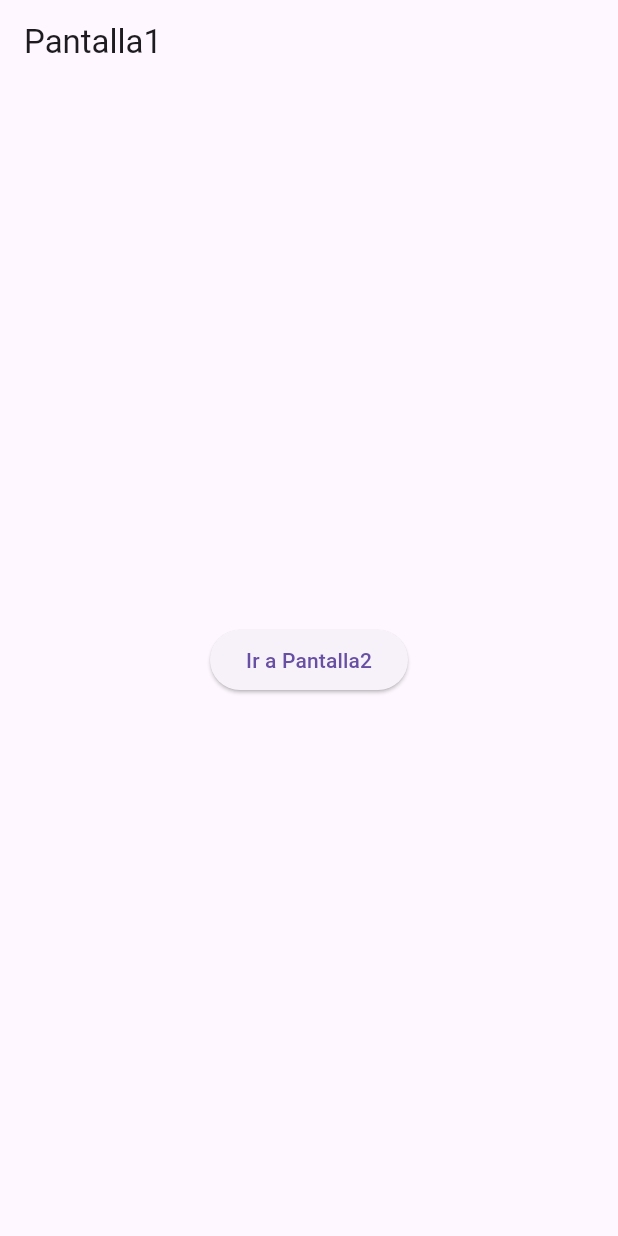
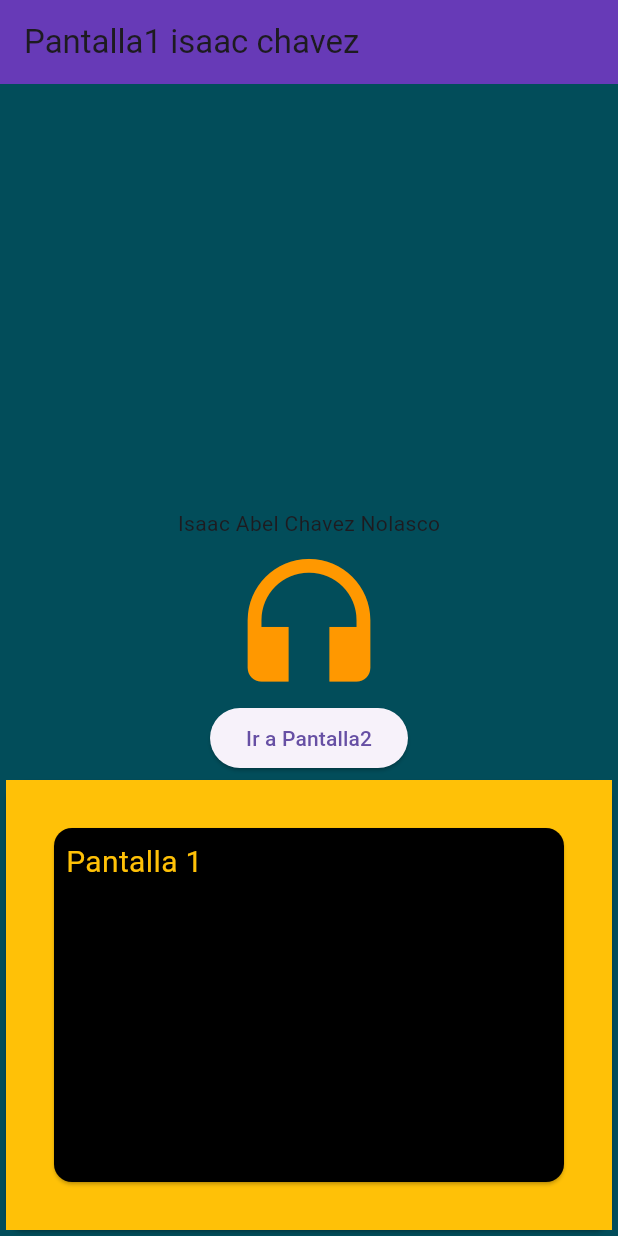
Before and after one commit to isaacChavezzz/p12-navegadorpag-6I, a Flutter app: the screen it shows after launch, on a phone screen of 412 x 824 dp. Run offline on Flutter 3.47's test engine with Material 3 defaults, Android fonts, the phone set to English and light mode, and no system bars.

Commit message:
Update pantalla1.dart

```diff
--- a/lib/pantalla1.dart
+++ b/lib/pantalla1.dart
@@ -7,17 +7,45 @@ class Pantalla1 extends StatelessWidget {
   @override
   Widget build(BuildContext context) {
     return Scaffold(
+        backgroundColor: Color(0xff024d5a),
         appBar: AppBar(
-        title: const Text("Pantalla1"),
+          title: const Text("Pantalla1 isaac chavez"),
+          backgroundColor: Colors.deepPurple,
         ),
-      body: Center(
-        child: ElevatedButton(
+        body: Column(
+          mainAxisAlignment: MainAxisAlignment.end,
+          children: <Widget>[
+            Text("Isaac Abel Chavez Nolasco"),
+            Icon(
+              Icons.headphones,
+              size: 109,
+              color: Colors.orange,
+            ),
+            ElevatedButton(
                 child: const Text("Ir a Pantalla2"),
                 onPressed: () {
                   Navigator.pushNamed(context, "/pantalla2",
                       arguments: "Mensaje desde la pantalla1");
                 }),
+            Card(
+              child: Container(
+                color: Colors.amber,
+                width: double.infinity,
+                height: 300,
+                child: Card(
+                  color: Colors.black,
+                  margin: EdgeInsets.all(32),
+                  child: Padding(
+                    padding: EdgeInsets.all(8),
+                    child: Text(
+                      'Pantalla 1',
+                      style: TextStyle(fontSize: 20, color: Colors.amber),
                     ),
-    );
+                  ),
+                ),
+              ),
+            )
+          ],
+        ));
   }
 }
```
Lines whose indentation alone changed are shown as unchanged.
